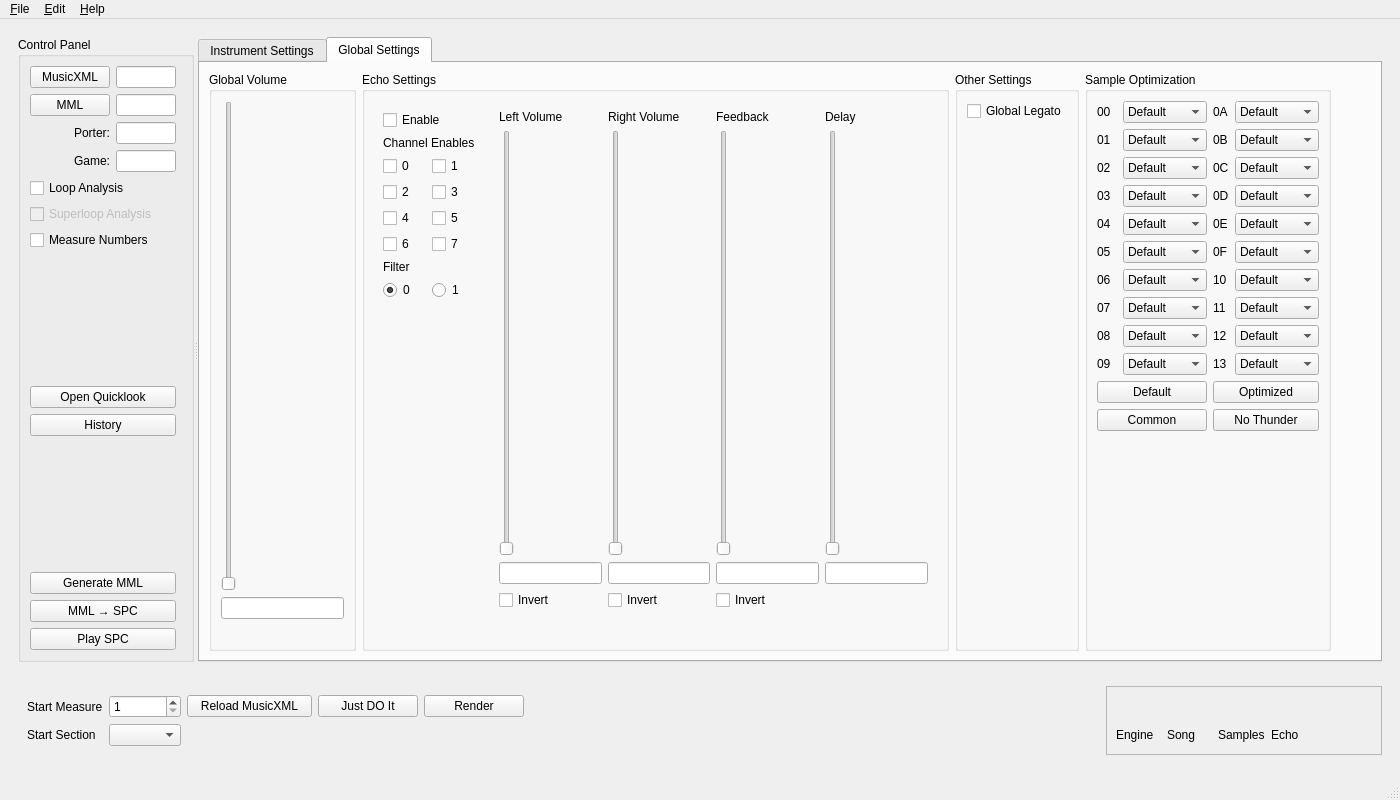
Old version of the form smw_music/data/dashboard.ui in the repository com-posers-pit/smw_music.
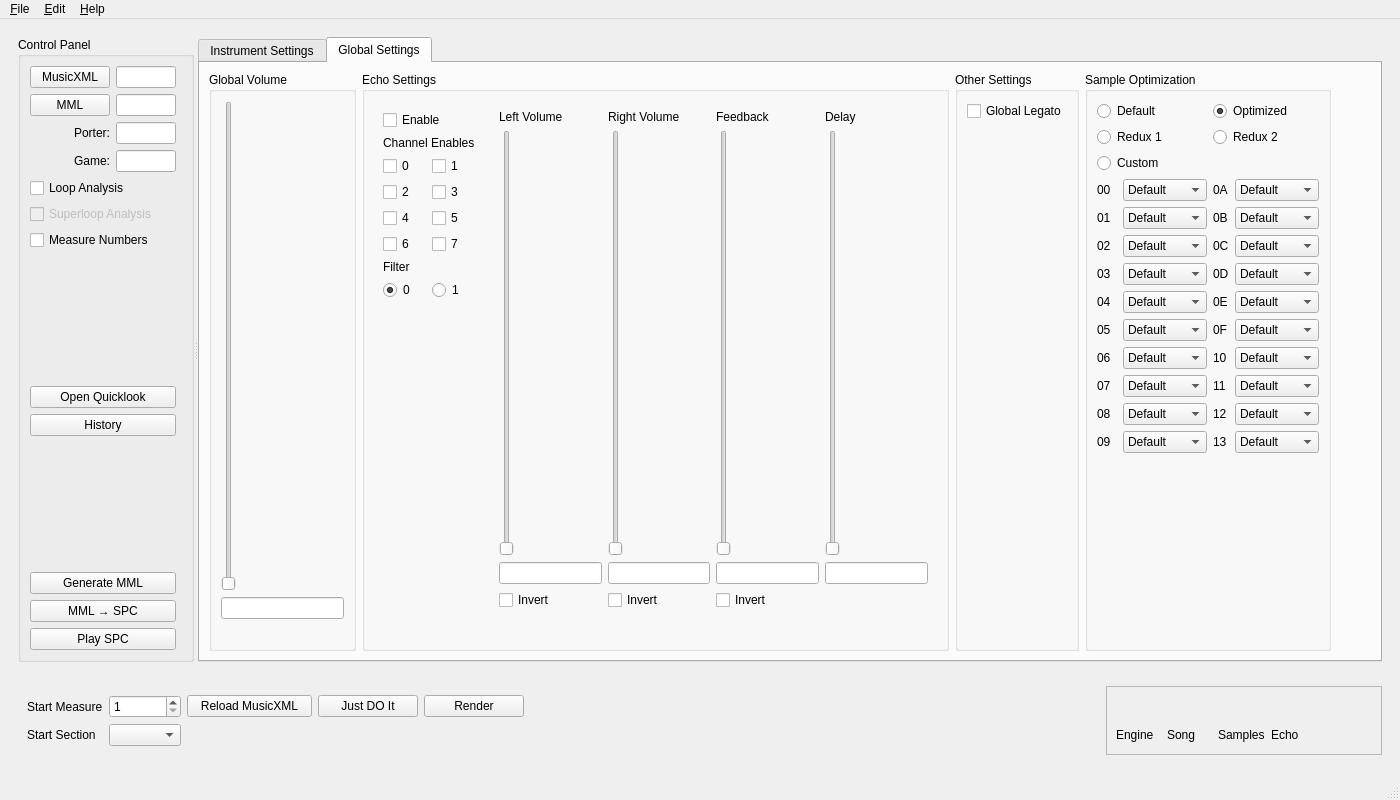
New version of the form. The open tabs and pages were chosen to show the change.

Commit message:
Finish adding sample group UI elements
Re #218 #219

Now playing:
Outpost Alpha by Mitch Murder

The edit to the form file:
```diff
--- a/smw_music/data/dashboard.ui
+++ b/smw_music/data/dashboard.ui
@@ -2527,63 +2527,42 @@
                <string>Sample Optimization</string>
               </property>
               <layout class="QGridLayout" name="gridLayout_26">
-               <item row="6" column="2">
+               <item row="9" column="2">
                 <widget class="QLabel" name="sample_opt_10_label">
                  <property name="text">
                   <string>10</string>
                  </property>
                 </widget>
                </item>
-               <item row="11" column="2" colspan="2">
-                <widget class="QPushButton" name="sample_opt_nothunder">
-                 <property name="text">
-                  <string>No Thunder</string>
-                 </property>
-                </widget>
-               </item>
-               <item row="11" column="0" colspan="2">
-                <widget class="QPushButton" name="sample_opt_common">
-                 <property name="text">
-                  <string>Common</string>
-                 </property>
-                </widget>
-               </item>
-               <item row="4" column="2">
+               <item row="7" column="2">
                 <widget class="QLabel" name="sample_opt_0e_label">
                  <property name="text">
                   <string>0E</string>
                  </property>
                 </widget>
                </item>
-               <item row="1" column="2">
+               <item row="4" column="2">
                 <widget class="QLabel" name="sample_opt_0b_label">
                  <property name="text">
                   <string>0B</string>
                  </property>
                 </widget>
                </item>
-               <item row="2" column="0">
+               <item row="5" column="0">
                 <widget class="QLabel" name="sample_opt_02_label">
                  <property name="text">
                   <string>02</string>
                  </property>
                 </widget>
                </item>
-               <item row="10" column="0" colspan="2">
-                <widget class="QPushButton" name="sample_opt_default">
-                 <property name="text">
-                  <string>Default</string>
-                 </property>
-                </widget>
-               </item>
-               <item row="0" column="2">
+               <item row="3" column="2">
                 <widget class="QLabel" name="sample_opt_0a_label">
                  <property name="text">
                   <string>0A</string>
                  </property>
                 </widget>
                </item>
-               <item row="3" column="3">
+               <item row="6" column="3">
                 <widget class="QComboBox" name="sample_opt_0d">
                  <item>
                   <property name="text">
@@ -2602,7 +2581,7 @@
                  </item>
                 </widget>
                </item>
-               <item row="3" column="1">
+               <item row="6" column="1">
                 <widget class="QComboBox" name="sample_opt_03">
                  <item>
                   <property name="text">
@@ -2621,7 +2600,7 @@
                  </item>
                 </widget>
                </item>
-               <item row="5" column="1">
+               <item row="8" column="1">
                 <widget class="QComboBox" name="sample_opt_05">
                  <item>
                   <property name="text">
@@ -2640,14 +2619,14 @@
                  </item>
                 </widget>
                </item>
-               <item row="9" column="0">
+               <item row="12" column="0">
                 <widget class="QLabel" name="sample_opt_09_label">
                  <property name="text">
                   <string>09</string>
                  </property>
                 </widget>
                </item>
-               <item row="2" column="3">
+               <item row="5" column="3">
                 <widget class="QComboBox" name="sample_opt_0c">
                  <item>
                   <property name="text">
@@ -2666,7 +2645,7 @@
                  </item>
                 </widget>
                </item>
-               <item row="4" column="1">
+               <item row="7" column="1">
                 <widget class="QComboBox" name="sample_opt_04">
                  <item>
                   <property name="text">
@@ -2685,21 +2664,21 @@
                  </item>
                 </widget>
                </item>
-               <item row="8" column="0">
+               <item row="11" column="0">
                 <widget class="QLabel" name="sample_opt_08_label">
                  <property name="text">
                   <string>08</string>
                  </property>
                 </widget>
                </item>
-               <item row="3" column="0">
+               <item row="6" column="0">
                 <widget class="QLabel" name="sample_opt_03_label">
                  <property name="text">
                   <string>03</string>
                  </property>
                 </widget>
                </item>
-               <item row="5" column="3">
+               <item row="8" column="3">
                 <widget class="QComboBox" name="sample_opt_0f">
                  <item>
                   <property name="text">
@@ -2718,7 +2697,7 @@
                  </item>
                 </widget>
                </item>
-               <item row="7" column="3">
+               <item row="10" column="3">
                 <widget class="QComboBox" name="sample_opt_11">
                  <item>
                   <property name="text">
@@ -2737,14 +2716,14 @@
                  </item>
                 </widget>
                </item>
-               <item row="4" column="0">
+               <item row="7" column="0">
                 <widget class="QLabel" name="sample_opt_04_label">
                  <property name="text">
                   <string>04</string>
                  </property>
                 </widget>
                </item>
-               <item row="8" column="3">
+               <item row="11" column="3">
                 <widget class="QComboBox" name="sample_opt_12">
                  <item>
                   <property name="text">
@@ -2763,7 +2742,7 @@
                  </item>
                 </widget>
                </item>
-               <item row="6" column="1">
+               <item row="9" column="1">
                 <widget class="QComboBox" name="sample_opt_06">
                  <item>
                   <property name="text">
@@ -2782,7 +2761,7 @@
                  </item>
                 </widget>
                </item>
-               <item row="0" column="3">
+               <item row="3" column="3">
                 <widget class="QComboBox" name="sample_opt_0a">
                  <item>
                   <property name="text">
@@ -2801,7 +2780,7 @@
                  </item>
                 </widget>
                </item>
-               <item row="4" column="3">
+               <item row="7" column="3">
                 <widget class="QComboBox" name="sample_opt_0e">
                  <item>
                   <property name="text">
@@ -2820,14 +2799,14 @@
                  </item>
                 </widget>
                </item>
-               <item row="0" column="0">
+               <item row="3" column="0">
                 <widget class="QLabel" name="sample_opt_00_label">
                  <property name="text">
                   <string>00</string>
                  </property>
                 </widget>
                </item>
-               <item row="6" column="3">
+               <item row="9" column="3">
                 <widget class="QComboBox" name="sample_opt_10">
                  <item>
                   <property name="text">
@@ -2846,7 +2825,7 @@
                  </item>
                 </widget>
                </item>
-               <item row="0" column="1">
+               <item row="3" column="1">
                 <widget class="QComboBox" name="sample_opt_00">
                  <item>
                   <property name="text">
@@ -2865,14 +2844,14 @@
                  </item>
                 </widget>
                </item>
-               <item row="6" column="0">
+               <item row="9" column="0">
                 <widget class="QLabel" name="sample_opt_06_label">
                  <property name="text">
                   <string>06</string>
                  </property>
                 </widget>
                </item>
-               <item row="8" column="1">
+               <item row="11" column="1">
                 <widget class="QComboBox" name="sample_opt_08">
                  <item>
                   <property name="text">
@@ -2891,7 +2870,7 @@
                  </item>
                 </widget>
                </item>
-               <item row="1" column="3">
+               <item row="4" column="3">
                 <widget class="QComboBox" name="sample_opt_0b">
                  <item>
                   <property name="text">
@@ -2910,7 +2889,7 @@
                  </item>
                 </widget>
                </item>
-               <item row="9" column="1">
+               <item row="12" column="1">
                 <widget class="QComboBox" name="sample_opt_09">
                  <item>
                   <property name="text">
@@ -2929,42 +2908,42 @@
                  </item>
                 </widget>
                </item>
-               <item row="9" column="2">
+               <item row="12" column="2">
                 <widget class="QLabel" name="sample_opt_13_label">
                  <property name="text">
                   <string>13</string>
                  </property>
                 </widget>
                </item>
-               <item row="5" column="2">
+               <item row="8" column="2">
                 <widget class="QLabel" name="sample_opt_0f_label">
                  <property name="text">
                   <string>0F</string>
                  </property>
                 </widget>
                </item>
-               <item row="2" column="2">
+               <item row="5" column="2">
                 <widget class="QLabel" name="sample_opt_0c_label">
                  <property name="text">
                   <string>0C</string>
                  </property>
                 </widget>
                </item>
-               <item row="7" column="2">
+               <item row="10" column="2">
                 <widget class="QLabel" name="sample_opt_11_label">
                  <property name="text">
                   <string>11</string>
                  </property>
                 </widget>
                </item>
-               <item row="3" column="2">
+               <item row="6" column="2">
                 <widget class="QLabel" name="sample_opt_0d_label">
                  <property name="text">
                   <string>0D</string>
                  </property>
                 </widget>
                </item>
-               <item row="1" column="1">
+               <item row="4" column="1">
                 <widget class="QComboBox" name="sample_opt_01">
                  <item>
                   <property name="text">
@@ -2983,21 +2962,14 @@
                  </item>
                 </widget>
                </item>
-               <item row="10" column="2" colspan="2">
-                <widget class="QPushButton" name="sample_opt_optimized">
-                 <property name="text">
-                  <string>Optimized</string>
-                 </property>
-                </widget>
-               </item>
-               <item row="8" column="2">
+               <item row="11" column="2">
                 <widget class="QLabel" name="sample_opt_12_label">
                  <property name="text">
                   <string>12</string>
                  </property>
                 </widget>
                </item>
-               <item row="7" column="1">
+               <item row="10" column="1">
                 <widget class="QComboBox" name="sample_opt_07">
                  <item>
                   <property name="text">
@@ -3016,14 +2988,14 @@
                  </item>
                 </widget>
                </item>
-               <item row="5" column="0">
+               <item row="8" column="0">
                 <widget class="QLabel" name="sample_opt_05_label">
                  <property name="text">
                   <string>05</string>
                  </property>
                 </widget>
                </item>
-               <item row="2" column="1">
+               <item row="5" column="1">
                 <widget class="QComboBox" name="sample_opt_02">
                  <item>
                   <property name="text">
@@ -3042,14 +3014,14 @@
                  </item>
                 </widget>
                </item>
-               <item row="7" column="0">
+               <item row="10" column="0">
                 <widget class="QLabel" name="sample_opt_07_label">
                  <property name="text">
                   <string>07</string>
                  </property>
                 </widget>
                </item>
-               <item row="9" column="3">
+               <item row="12" column="3">
                 <widget class="QComboBox" name="sample_opt_13">
                  <item>
                   <property name="text">
@@ -3068,14 +3040,14 @@
                  </item>
                 </widget>
                </item>
-               <item row="1" column="0">
+               <item row="4" column="0">
                 <widget class="QLabel" name="sample_opt_01_label">
                  <property name="text">
                   <string>01</string>
                  </property>
                 </widget>
                </item>
-               <item row="12" column="0">
+               <item row="15" column="0">
                 <spacer name="verticalSpacer_8">
                  <property name="orientation">
                   <enum>Qt::Vertical</enum>
@@ -3088,6 +3060,64 @@
                  </property>
                 </spacer>
                </item>
+               <item row="0" column="2" colspan="2">
+                <widget class="QRadioButton" name="sample_opt_optimized">
+                 <property name="toolTip">
+                  <string>Use all optimized samples [14KB]
+Saves 14KB over Default</string>
+                 </property>
+                 <property name="text">
+                  <string>Optimized</string>
+                 </property>
+                 <property name="checked">
+                  <bool>true</bool>
+                 </property>
+                </widget>
+               </item>
+               <item row="2" column="0" colspan="2">
+                <widget class="QRadioButton" name="sample_opt_custom">
+                 <property name="toolTip">
+                  <string>Here be dragons.
+Experts only.
+Srsly.</string>
+                 </property>
+                 <property name="text">
+                  <string>Custom</string>
+                 </property>
+                </widget>
+               </item>
+               <item row="1" column="0" colspan="2">
+                <widget class="QRadioButton" name="sample_opt_redux1">
+                 <property name="toolTip">
+                  <string>All optimized, omits samples 0D, 0F, and 11 [13KB]
+Saves 1.2KB over Optimized</string>
+                 </property>
+                 <property name="text">
+                  <string>Redux 1</string>
+                 </property>
+                </widget>
+               </item>
+               <item row="1" column="2" colspan="2">
+                <widget class="QRadioButton" name="sample_opt_redux2">
+                 <property name="toolTip">
+                  <string>All optimized, omits samples 0D, 0F, 11, and 13 [10KB]
+Saves 2.4KB over Redux 1</string>
+                 </property>
+                 <property name="text">
+                  <string>Redux 2</string>
+                 </property>
+                </widget>
+               </item>
+               <item row="0" column="0" colspan="2">
+                <widget class="QRadioButton" name="sample_opt_default">
+                 <property name="toolTip">
+                  <string>Use all default samples [28KB]</string>
+                 </property>
+                 <property name="text">
+                  <string>Default</string>
+                 </property>
+                </widget>
+               </item>
               </layout>
              </widget>
             </item>
```
Left out of the diff: 200 changed lines with no effect on the pictures. The commit also changes 6 other files.
